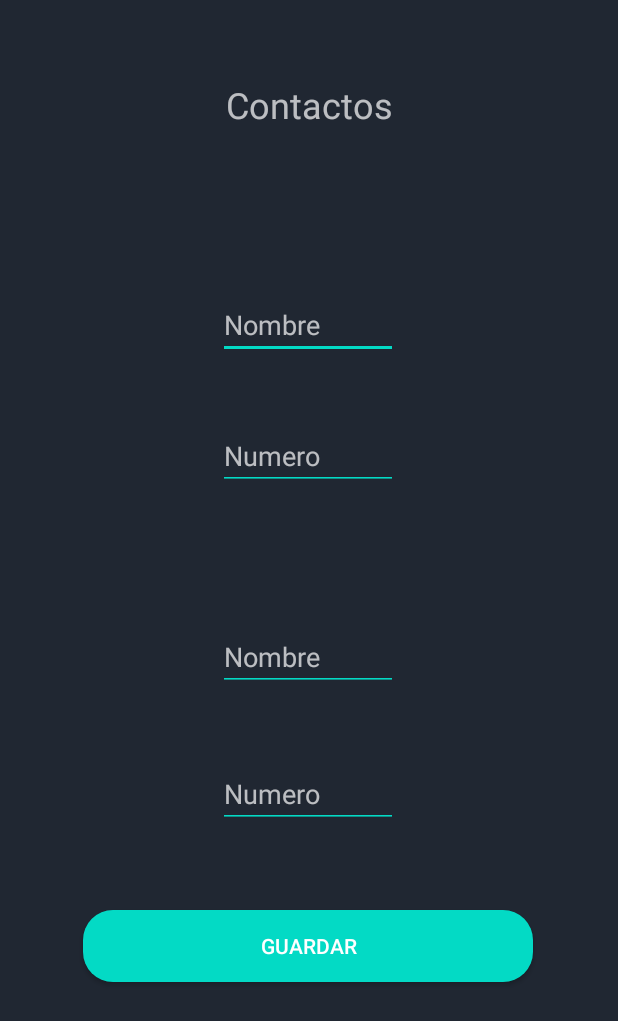
After one commit to MarianoRiquelme26/grupo_610, an Android app: the Contacto screen opened directly, with no data from a screen before it, on a phone screen of 412 x 824 dp. The commit adds this screen. Shown: the top 1021 px of the screen. Run offline under Robolectric (Android 15) with nearby library versions, the phone set to English and light mode, and no system bars.

Commit message:
Contacto para mensaje texto

```diff
--- a/CODIGO/app/src/main/AndroidManifest.xml
+++ b/CODIGO/app/src/main/AndroidManifest.xml
@@ -4,9 +4,7 @@
 
     <uses-permission android:name="android.permission.ACCESS_NETWORK_STATE" />
     <uses-permission android:name="android.permission.INTERNET" />
-
     <uses-permission android:name="android.permission.VIBRATE" />
-
     <uses-permission android:name="android.permission.VIBRATE" />
 
     <application
@@ -14,23 +12,40 @@
         android:icon="@mipmap/ic_launcher"
         android:label="@string/app_name"
         android:networkSecurityConfig="@xml/network_security_config"
-                android:supportsRtl="true"
+        android:supportsRtl="true"
         android:theme="@style/Theme.AppCompat.NoActionBar"
         android:usesCleartextTraffic="true">
-        <activity android:name=".Historial" android:screenOrientation="locked"></activity>
-        <activity android:name=".Login" android:screenOrientation="locked"/>
-        <activity android:name=".Registro" android:screenOrientation="locked"/>
-        <activity android:name=".ConexionInternet" android:screenOrientation="locked">
+        <activity android:name=".Contacto"></activity>
+        <activity
+            android:name=".Historial"
+            android:screenOrientation="locked" />
+        <activity
+            android:name=".Login"
+            android:screenOrientation="locked" />
+        <activity
+            android:name=".Registro"
+            android:screenOrientation="locked" />
+        <activity
+            android:name=".ConexionInternet"
+            android:screenOrientation="locked">
             <intent-filter>
                 <action android:name="android.intent.action.MAIN" />
 
                 <category android:name="android.intent.category.LAUNCHER" />
             </intent-filter>
         </activity>
-        <activity android:name=".AlarmaSilenciosa"  android:screenOrientation="locked"/>
-        <activity android:name=".Alarama"  android:screenOrientation="locked"/>
-        <activity android:name=".Funcionalidades"  android:screenOrientation="locked" />
-        <activity android:name=".MainActivity" android:screenOrientation="locked">
+        <activity
+            android:name=".AlarmaSilenciosa"
+            android:screenOrientation="locked" />
+        <activity
+            android:name=".Alarama"
+            android:screenOrientation="locked" />
+        <activity
+            android:name=".Funcionalidades"
+            android:screenOrientation="locked" />
+        <activity
+            android:name=".MainActivity"
+            android:screenOrientation="locked">
 
             <!--
             <intent-filter>
@@ -40,7 +55,6 @@
             </intent-filter>
             -->
         </activity>
-      <!--  <service android:name= "servicios.AlarmaSilenciosaa" /> -->
     </application>
 
 </manifest>
--- a/CODIGO/app/src/main/java/com/ten/six/soa/keepcalmmobile/AlarmaSilenciosa.java
+++ b/CODIGO/app/src/main/java/com/ten/six/soa/keepcalmmobile/AlarmaSilenciosa.java
@@ -78,7 +78,7 @@ public class AlarmaSilenciosa extends AppCompatActivity implements SensorEventLi
                     //alarmaActivada.setVisibility(View.VISIBLE);
                     vibrador.vibrate(1000);
                     alarmaSilenciosaActivada=true;
-                    enviarMensaje();
+                    //enviarMensaje();
                     Log.e("Gaston","activo alarma");
                     registrarEvento();
                     conteo.cancel();
--- /dev/null
+++ b/CODIGO/app/src/main/java/com/ten/six/soa/keepcalmmobile/Contacto.java
@@ -0,0 +1,45 @@
+package com.ten.six.soa.keepcalmmobile;
+
+import androidx.appcompat.app.AppCompatActivity;
+
+import android.content.Context;
+import android.content.SharedPreferences;
+import android.os.Bundle;
+import android.view.View;
+import android.widget.EditText;
+
+public class Contacto extends AppCompatActivity {
+    private EditText nombre1;
+    private EditText numero1;
+    private EditText nombre2;
+    private EditText numero2;
+    @Override
+    protected void onCreate(Bundle savedInstanceState) {
+        super.onCreate(savedInstanceState);
+        setContentView(R.layout.activity_contacto);
+
+        this.nombre1 = (EditText)findViewById(R.id.textNombre1);
+        this.numero1 = (EditText)findViewById(R.id.textNumero1);
+        this.nombre2= (EditText)findViewById(R.id.textNombre2);
+        this.numero2 = (EditText)findViewById(R.id.textNumero2);
+
+        SharedPreferences preferences = getSharedPreferences("contactoMensajetext", Context.MODE_PRIVATE);
+        this.nombre1.setText(preferences.getString("nombre1",""));
+        this.numero1.setText(preferences.getString("numero1",""));
+        this.nombre2.setText(preferences.getString("nombre2",""));
+        this.numero2.setText(preferences.getString("numero2",""));
+
+
+    }
+
+    public void guardar(View view) {
+        SharedPreferences preferences = Contacto.this.getSharedPreferences("contactoMensajetext", Context.MODE_PRIVATE);
+        SharedPreferences.Editor objEditor = preferences.edit();// indico que voy a editar el archivo SharedPreferences
+        objEditor.putString("nombre1",this.nombre1.getText().toString());
+        objEditor.putString("numero1",this.numero1.getText().toString());
+        objEditor.putString("nombre2",this.nombre2.getText().toString());
+        objEditor.putString("numero2",this.numero2.getText().toString());
+        objEditor.commit();
+        onBackPressed();
+    }
+}
--- a/CODIGO/app/src/main/java/com/ten/six/soa/keepcalmmobile/Funcionalidades.java
+++ b/CODIGO/app/src/main/java/com/ten/six/soa/keepcalmmobile/Funcionalidades.java
@@ -15,19 +15,25 @@ public class Funcionalidades extends AppCompatActivity {
     }
 
     //Metodo para llamar activar la alarma
-    public void activarAlarma(View view){
+    public void activarAlarma(View view) {
         Intent alarma = new Intent(this, Alarama.class);
         startActivity(alarma);
     }
 
     //Metodo para llamar activar la alarma silenciosa
-    public void activarAlarmaSilenciosa(View view){
+    public void activarAlarmaSilenciosa(View view) {
         Intent alarmaSilenciosa = new Intent(this, AlarmaSilenciosa.class);
         startActivity(alarmaSilenciosa);
     }
 
-    public void verHistorial(View view){
+    public void verHistorial(View view) {
         Intent Historial = new Intent(this, Historial.class);
         startActivity(Historial);
     }
+
+
+    public void contacto(View view){
+        Intent contacto = new Intent(this, Contacto.class);
+        startActivity(contacto);
+    }
 }
--- /dev/null
+++ b/CODIGO/app/src/main/res/layout/activity_contacto.xml
@@ -0,0 +1,97 @@
+<?xml version="1.0" encoding="utf-8"?>
+<androidx.constraintlayout.widget.ConstraintLayout xmlns:android="http://schemas.android.com/apk/res/android"
+    xmlns:app="http://schemas.android.com/apk/res-auto"
+    xmlns:tools="http://schemas.android.com/tools"
+    android:layout_width="match_parent"
+    android:layout_height="match_parent"
+    tools:context=".Contacto"
+    android:background="#202732">
+
+    <EditText
+        android:id="@+id/textNombre1"
+        android:layout_width="120dp"
+        android:layout_height="wrap_content"
+        android:layout_marginTop="108dp"
+        android:layout_marginBottom="276dp"
+        android:backgroundTint="@color/colorAccent"
+        android:editable="true"
+        android:hint="@string/Nombre"
+        app:layout_constraintBottom_toBottomOf="parent"
+        app:layout_constraintEnd_toEndOf="parent"
+        app:layout_constraintHorizontal_bias="0.498"
+        app:layout_constraintStart_toStartOf="parent"
+        app:layout_constraintTop_toBottomOf="@+id/textView"
+        app:layout_constraintVertical_bias="0.0" />
+
+    <EditText
+        android:id="@+id/textNumero1"
+        android:layout_width="120dp"
+        android:layout_height="wrap_content"
+        android:layout_marginTop="42dp"
+        android:backgroundTint="@color/colorAccent"
+        android:editable="true"
+        android:hint="@string/Numero"
+        app:layout_constraintBottom_toBottomOf="parent"
+        app:layout_constraintEnd_toEndOf="parent"
+        app:layout_constraintHorizontal_bias="0.498"
+        app:layout_constraintStart_toStartOf="parent"
+        app:layout_constraintTop_toBottomOf="@+id/textNombre1"
+        app:layout_constraintVertical_bias="0.0" />
+
+    <EditText
+        android:id="@+id/textNombre2"
+        android:layout_width="120dp"
+        android:layout_height="wrap_content"
+        android:layout_marginTop="41dp"
+        android:backgroundTint="@color/colorAccent"
+        android:editable="true"
+        android:hint="@string/Nombre"
+        app:layout_constraintBottom_toBottomOf="parent"
+        app:layout_constraintEnd_toEndOf="parent"
+        app:layout_constraintHorizontal_bias="0.498"
+        app:layout_constraintStart_toStartOf="parent"
+        app:layout_constraintTop_toBottomOf="@+id/textNumero1"
+        app:layout_constraintVertical_bias="0.116" />
+
+    <EditText
+        android:id="@+id/textNumero2"
+        android:layout_width="120dp"
+        android:layout_height="wrap_content"
+        android:layout_marginTop="46dp"
+        android:backgroundTint="@color/colorAccent"
+        android:editable="true"
+        android:hint="@string/Numero"
+        app:layout_constraintBottom_toBottomOf="parent"
+        app:layout_constraintEnd_toEndOf="parent"
+        app:layout_constraintHorizontal_bias="0.498"
+        app:layout_constraintStart_toStartOf="parent"
+        app:layout_constraintTop_toBottomOf="@+id/textNombre2"
+        app:layout_constraintVertical_bias="0.0" />
+
+    <TextView
+        android:id="@+id/textView"
+        android:layout_width="wrap_content"
+        android:layout_height="wrap_content"
+        android:text="@string/Contactos"
+        android:textSize="24sp"
+        app:layout_constraintBottom_toBottomOf="parent"
+        app:layout_constraintEnd_toEndOf="parent"
+        app:layout_constraintStart_toStartOf="parent"
+        app:layout_constraintTop_toTopOf="parent"
+        app:layout_constraintVertical_bias="0.067" />
+
+    <Button
+        android:id="@+id/guardar"
+        android:layout_width="300dp"
+        android:layout_height="wrap_content"
+        android:layout_marginTop="42dp"
+        android:background="@drawable/boton_mio1"
+        android:onClick="guardar"
+        android:text="@string/Guardar"
+        app:layout_constraintBottom_toBottomOf="parent"
+        app:layout_constraintEnd_toEndOf="parent"
+        app:layout_constraintHorizontal_bias="0.495"
+        app:layout_constraintStart_toStartOf="parent"
+        app:layout_constraintTop_toBottomOf="@+id/textNumero2"
+        app:layout_constraintVertical_bias="0.071" />
+</androidx.constraintlayout.widget.ConstraintLayout>
--- a/CODIGO/app/src/main/res/layout/activity_funcionalidades.xml
+++ b/CODIGO/app/src/main/res/layout/activity_funcionalidades.xml
@@ -52,11 +52,24 @@
         android:layout_height="wrap_content"
         android:onClick="verHistorial"
         android:text="@string/btnHistorial"
-        android:background="@drawable/boton_mio3"
+        android:background="@drawable/boton_mio1"
         app:layout_constraintBottom_toBottomOf="parent"
         app:layout_constraintEnd_toEndOf="parent"
         app:layout_constraintHorizontal_bias="0.5"
         app:layout_constraintStart_toStartOf="parent"
         app:layout_constraintTop_toBottomOf="@+id/button3"
         app:layout_constraintVertical_bias="0.231" />
+
+    <Button
+        android:id="@+id/button10"
+        android:layout_width="300dp"
+        android:layout_height="wrap_content"
+        android:text="Agregar Contacto"
+        android:onClick="contacto"
+        android:background="@drawable/boton_mio2"
+        app:layout_constraintBottom_toBottomOf="parent"
+        app:layout_constraintEnd_toEndOf="parent"
+        app:layout_constraintStart_toStartOf="parent"
+        app:layout_constraintTop_toBottomOf="@+id/button2"
+        app:layout_constraintVertical_bias="0.376" />
 </androidx.constraintlayout.widget.ConstraintLayout>
--- a/CODIGO/app/src/main/res/values/strings.xml
+++ b/CODIGO/app/src/main/res/values/strings.xml
@@ -10,6 +10,8 @@
     <string name="BtnPararAlarma">Parar</string>
     <string name="mensaje4">Alarma Silenciosa Activa</string>
     <string name="BtnPararAlarmaSilenciosa">Parar</string>
+    <string name="Guardar">Guardar</string>
+
     <!-- NOMBRE DE CAMPOS A REGISTRAR -->
     <string name="Nombre">Nombre</string>
     <string name="Apellido">Apellido</string>
@@ -30,6 +32,7 @@
     <string name="historial">Historial actividad</string>
     <string name="btnHistorial">Historial</string>
     <string name="confirmar">Confirmar</string>
-
+    <string name="Contactos">Contactos</string>
+    <string name="Numero">Numero</string>
 
 </resources>
```
